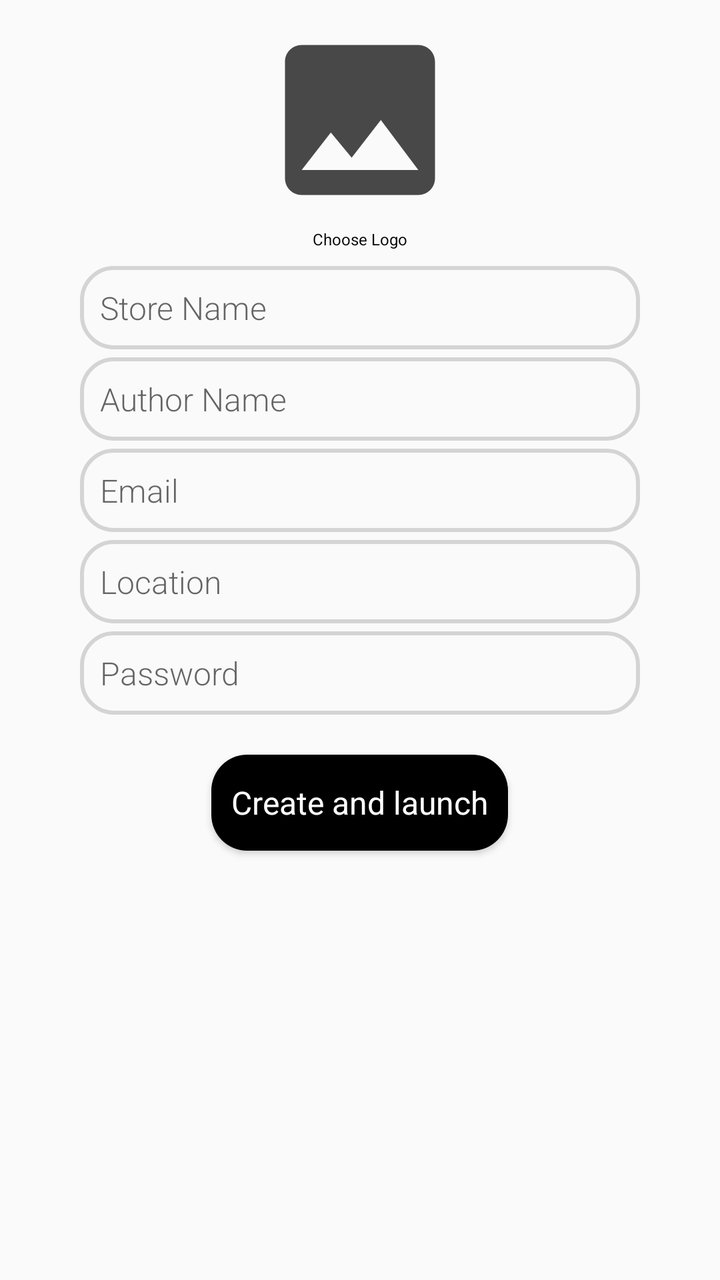
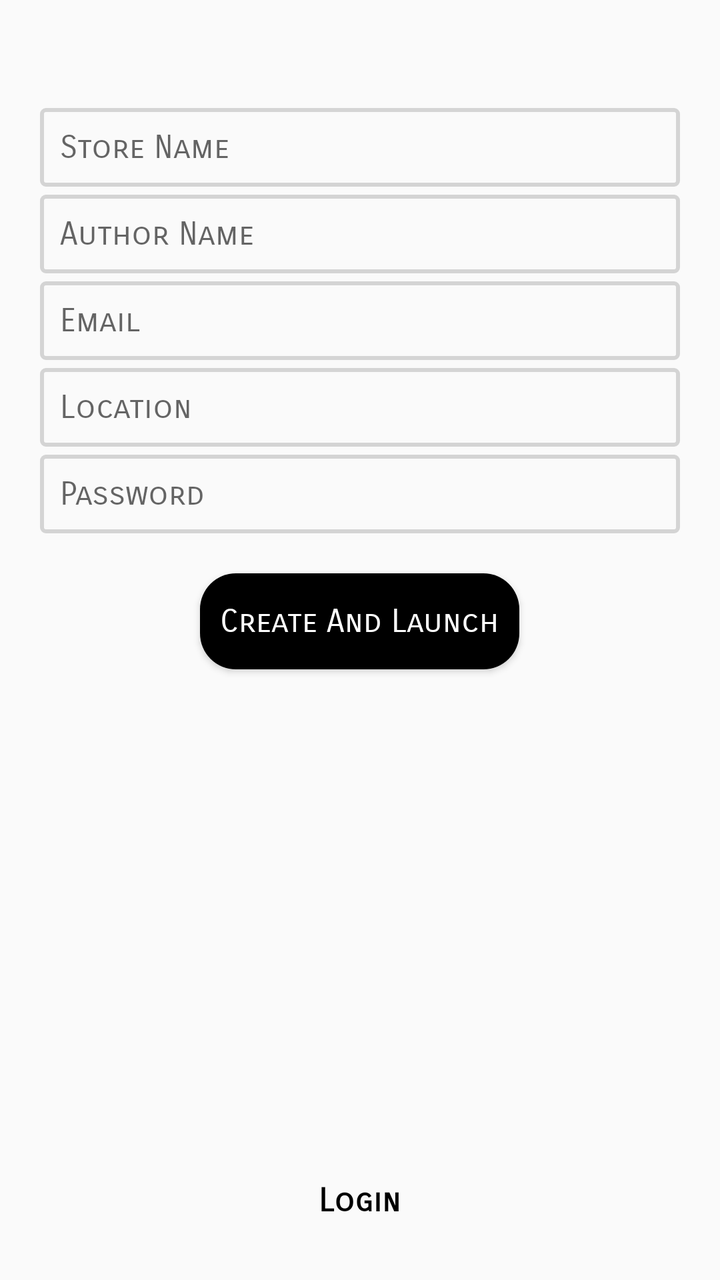

Two renders of the same Android screen: before a commit and after it. Below are the layout's source before the change and the commit's diff.
<!-- AndroidManifest.xml: application theme AppTheme -->
<!-- res/layout/activity_new_store.xml -->
<?xml version="1.0" encoding="utf-8"?>
<LinearLayout xmlns:android="http://schemas.android.com/apk/res/android"
    xmlns:app="http://schemas.android.com/apk/res-auto"
    xmlns:tools="http://schemas.android.com/tools"
    android:layout_width="match_parent"
    android:layout_height="match_parent"
    android:gravity="center_horizontal"
    android:orientation="vertical"
    android:padding="10dp"
    tools:context=".activities.NewStoreActivity">

    <ImageView
        android:id="@+id/logoNewStoreIV"
        android:layout_width="100dp"
        android:layout_height="100dp"
        android:scaleType="centerCrop"
        android:src="@drawable/ic_image" />

    <TextView
        android:id="@+id/pickLogoNewStoreTV"
        android:layout_width="wrap_content"
        android:layout_height="wrap_content"
        android:layout_margin="4dp"
        android:text="Choose Logo"
        android:textColor="@color/text_color"
        android:textSize="8dp" />

    <EditText
        android:id="@+id/storeNameNewStoreET"
        android:layout_width="match_parent"
        android:layout_height="wrap_content"
        android:layout_marginLeft="30dp"
        android:layout_marginTop="4dp"
        android:layout_marginRight="30dp"
        android:background="@drawable/curve_background_transparent"
        android:drawablePadding="5dp"
        android:fontFamily="sans-serif-light"
        android:hint="Store Name"
        android:maxLines="1"
        android:padding="10dp"
        android:textColor="@color/text_color"
        android:textSize="16sp" />

    <EditText
        android:id="@+id/authorNameNewStoreET"
        android:layout_width="match_parent"
        android:layout_height="wrap_content"
        android:layout_marginLeft="30dp"
        android:layout_marginTop="4dp"
        android:layout_marginRight="30dp"
        android:background="@drawable/curve_background_transparent"
        android:drawablePadding="5dp"
        android:fontFamily="sans-serif-light"
        android:hint="Author Name"
        android:maxLines="1"
        android:padding="10dp"
        android:textColor="@color/text_color"
        android:textSize="16sp" />

    <EditText
        android:id="@+id/authorEmailNewStoreET"
        android:layout_width="match_parent"
        android:layout_height="wrap_content"
        android:layout_marginLeft="30dp"
        android:layout_marginTop="4dp"
        android:layout_marginRight="30dp"
        android:background="@drawable/curve_background_transparent"
        android:drawablePadding="5dp"
        android:fontFamily="sans-serif-light"
        android:hint="Email"
        android:maxLines="1"
        android:padding="10dp"
        android:textColor="@color/text_color"
        android:textSize="16sp" />

    <EditText
        android:id="@+id/storeLocationNewStoreET"
        android:layout_width="match_parent"
        android:layout_height="wrap_content"
        android:layout_marginLeft="30dp"
        android:layout_marginTop="4dp"
        android:layout_marginRight="30dp"
        android:background="@drawable/curve_background_transparent"
        android:drawablePadding="5dp"
        android:fontFamily="sans-serif-light"
        android:hint="Location"
        android:maxLines="1"
        android:padding="10dp"
        android:textColor="@color/text_color"
        android:textSize="16sp" />

    <EditText
        android:id="@+id/passwordNewStoreET"
        android:layout_width="match_parent"
        android:layout_height="wrap_content"
        android:layout_marginLeft="30dp"
        android:layout_marginTop="4dp"
        android:layout_marginRight="30dp"
        android:background="@drawable/curve_background_transparent"
        android:drawablePadding="5dp"
        android:fontFamily="sans-serif-light"
        android:hint="Password"
        android:inputType="textPassword"
        android:maxLines="1"
        android:padding="10dp"
        android:textColor="@color/text_color"
        android:textSize="16sp" />

    <Button
        android:id="@+id/createNewStoreButton"
        style="@style/Base.TextAppearance.AppCompat.Body1"
        android:layout_width="wrap_content"
        android:layout_height="wrap_content"
        android:layout_marginLeft="20dp"
        android:layout_marginTop="20dp"
        android:layout_marginRight="20dp"
        android:background="@drawable/button_background"
        android:clickable="true"
        android:padding="10dp"
        android:text="Create and launch"
        android:textAllCaps="false"
        android:textColor="@color/white"
        android:textSize="16sp" />


</LinearLayout>
<!-- resources referenced by this layout -->
<resources>
  <color name="text_color">#000000</color>
  <color name="white">#ffffff</color>
  <!-- drawable button_background (drawable) -->
  <?xml version="1.0" encoding="utf-8"?>
  <shape android:shape="rectangle"
      xmlns:android="http://schemas.android.com/apk/res/android">
      <solid android:color="#000000"/>
      <corners android:radius="18dp"/>
  
  
  </shape>
  <!-- drawable curve_background_transparent (drawable) -->
  <?xml version="1.0" encoding="utf-8"?>
  <shape android:shape="rectangle" xmlns:android="http://schemas.android.com/apk/res/android">
  
      <corners android:radius="16dp"/>
      <stroke android:width="2dp"/>
      <stroke android:color="#D4D4D4"/>
  
  </shape>
  <!-- drawable ic_image (drawable) -->
  <vector android:alpha="0.89" android:height="24dp"
      android:tint="#303030" android:viewportHeight="24.0"
      android:viewportWidth="24.0" android:width="24dp" xmlns:android="http://schemas.android.com/apk/res/android">
      <path android:fillColor="#FF000000" android:pathData="M21,19V5c0,-1.1 -0.9,-2 -2,-2H5c-1.1,0 -2,0.9 -2,2v14c0,1.1 0.9,2 2,2h14c1.1,0 2,-0.9 2,-2zM8.5,13.5l2.5,3.01L14.5,12l4.5,6H5l3.5,-4.5z"/>
  </vector>
  <style name="AppTheme" parent="Theme.AppCompat.Light.DarkActionBar">
          
          <item name="colorPrimary">@color/colorPrimary</item>
          <item name="colorPrimaryDark">@color/colorPrimaryDark</item>
          <item name="colorAccent">@color/colorAccent</item>
      </style>
  <color name="colorPrimary">#6200EE</color>
  <color name="colorPrimaryDark">#3700B3</color>
  <color name="colorAccent">#03DAC5</color>
</resources>

<!-- the commit's change to res/layout/activity_new_store.xml (unified diff, before → after) -->
@@ -4,123 +4,121 @@
     xmlns:tools="http://schemas.android.com/tools"
     android:layout_width="match_parent"
     android:layout_height="match_parent"
-    android:gravity="center_horizontal"
     android:orientation="vertical"
-    android:padding="10dp"
+    android:padding="20dp"
     tools:context=".activities.NewStoreActivity">
 
-    <ImageView
-        android:id="@+id/logoNewStoreIV"
-        android:layout_width="100dp"
-        android:layout_height="100dp"
-        android:scaleType="centerCrop"
-        android:src="@drawable/ic_image" />
+    <LinearLayout
+        android:layout_width="match_parent"
+        android:layout_height="0dp"
+        android:orientation="vertical"
+        android:layout_marginTop="30dp"
+        android:layout_weight="1">
+        <EditText
+            android:id="@+id/storeNameEditTextNewStore"
+            android:layout_width="match_parent"
+            android:layout_height="wrap_content"
+            android:layout_marginTop="4dp"
+            android:background="@drawable/curve_background_transparent"
+            android:drawablePadding="5dp"
+            android:fontFamily="sans-serif-smallcaps"
+            android:hint="Store Name"
+            android:maxLines="1"
+            android:padding="10dp"
+            android:textColor="@color/text_color"
+            android:textSize="16sp" />
+
+        <EditText
+            android:id="@+id/authorNameEditTextNewStore"
+            android:layout_width="match_parent"
+            android:layout_height="wrap_content"
+            android:layout_marginTop="4dp"
+            android:background="@drawable/curve_background_transparent"
+            android:drawablePadding="5dp"
+            android:fontFamily="sans-serif-smallcaps"
+            android:hint="Author Name"
+            android:maxLines="1"
+            android:padding="10dp"
+            android:textColor="@color/text_color"
+            android:textSize="16sp" />
+
+        <EditText
+            android:id="@+id/emailEditTextNewStore"
+            android:layout_width="match_parent"
+            android:layout_height="wrap_content"
+            android:layout_marginTop="4dp"
+            android:background="@drawable/curve_background_transparent"
+            android:drawablePadding="5dp"
+            android:fontFamily="sans-serif-smallcaps"
+            android:hint="Email"
+            android:maxLines="1"
+            android:padding="10dp"
+            android:textColor="@color/text_color"
+            android:textSize="16sp" />
+
+        <EditText
+            android:id="@+id/locationEditTextNewStore"
+            android:layout_width="match_parent"
+            android:layout_height="wrap_content"
+            android:layout_marginTop="4dp"
+            android:background="@drawable/curve_background_transparent"
+            android:drawablePadding="5dp"
+            android:fontFamily="sans-serif-smallcaps"
+            android:hint="Location"
+            android:maxLines="1"
+            android:padding="10dp"
+            android:textColor="@color/text_color"
+            android:textSize="16sp" />
+
+        <EditText
+            android:id="@+id/passwordEditTextNewStore"
+            android:layout_width="match_parent"
+            android:layout_height="wrap_content"
+            android:layout_marginTop="4dp"
+            android:background="@drawable/curve_background_transparent"
+            android:drawablePadding="5dp"
+            android:fontFamily="sans-serif-smallcaps"
+            android:hint="Password"
+            android:inputType="textPassword"
+            android:maxLines="1"
+            android:padding="10dp"
+            android:textColor="@color/text_color"
+            android:textSize="16sp" />
+
+        <Button
+            android:id="@+id/createNewStoreButton"
+            style="@style/Base.TextAppearance.AppCompat.Body1"
+            android:layout_width="wrap_content"
+            android:layout_height="wrap_content"
+            android:layout_marginTop="20dp"
+            android:background="@drawable/button_background"
+            android:clickable="true"
+            android:padding="10dp"
+            android:layout_gravity="center"
+            android:text="Create And Launch"
+            android:textAllCaps="false"
+            android:fontFamily="sans-serif-smallcaps"
+            android:textColor="@color/white"
+            android:textSize="16sp" />
+    </LinearLayout>
+
+
+
 
     <TextView
-        android:id="@+id/pickLogoNewStoreTV"
+        android:id="@+id/loginTextViewNewStoreActivity"
+        android:layout_alignParentBottom="true"
+        android:layout_centerInParent="true"
         android:layout_width="wrap_content"
         android:layout_height="wrap_content"
-        android:layout_margin="4dp"
-        android:text="Choose Logo"
+        android:layout_gravity="center"
+        android:layout_marginBottom="10dp"
+        android:fontFamily="sans-serif-smallcaps"
+        android:text="Login"
+        android:textAllCaps="false"
         android:textColor="@color/text_color"
-        android:textSize="8dp" />
-
-    <EditText
-        android:id="@+id/storeNameNewStoreET"
-        android:layout_width="match_parent"
-        android:layout_height="wrap_content"
-        android:layout_marginLeft="30dp"
-        android:layout_marginTop="4dp"
-        android:layout_marginRight="30dp"
-        android:background="@drawable/curve_background_transparent"
-        android:drawablePadding="5dp"
-        android:fontFamily="sans-serif-light"
-        android:hint="Store Name"
-        android:maxLines="1"
-        android:padding="10dp"
-        android:textColor="@color/text_color"
-        android:textSize="16sp" />
-
-    <EditText
-        android:id="@+id/authorNameNewStoreET"
-        android:layout_width="match_parent"
-        android:layout_height="wrap_content"
-        android:layout_marginLeft="30dp"
-        android:layout_marginTop="4dp"
-        android:layout_marginRight="30dp"
-        android:background="@drawable/curve_background_transparent"
-        android:drawablePadding="5dp"
-        android:fontFamily="sans-serif-light"
-        android:hint="Author Name"
-        android:maxLines="1"
-        android:padding="10dp"
-        android:textColor="@color/text_color"
-        android:textSize="16sp" />
-
-    <EditText
-        android:id="@+id/authorEmailNewStoreET"
-        android:layout_width="match_parent"
-        android:layout_height="wrap_content"
-        android:layout_marginLeft="30dp"
-        android:layout_marginTop="4dp"
-        android:layout_marginRight="30dp"
-        android:background="@drawable/curve_background_transparent"
-        android:drawablePadding="5dp"
-        android:fontFamily="sans-serif-light"
-        android:hint="Email"
-        android:maxLines="1"
-        android:padding="10dp"
-        android:textColor="@color/text_color"
-        android:textSize="16sp" />
-
-    <EditText
-        android:id="@+id/storeLocationNewStoreET"
-        android:layout_width="match_parent"
-        android:layout_height="wrap_content"
-        android:layout_marginLeft="30dp"
-        android:layout_marginTop="4dp"
-        android:layout_marginRight="30dp"
-        android:background="@drawable/curve_background_transparent"
-        android:drawablePadding="5dp"
-        android:fontFamily="sans-serif-light"
-        android:hint="Location"
-        android:maxLines="1"
-        android:padding="10dp"
-        android:textColor="@color/text_color"
-        android:textSize="16sp" />
-
-    <EditText
-        android:id="@+id/passwordNewStoreET"
-        android:layout_width="match_parent"
-        android:layout_height="wrap_content"
-        android:layout_marginLeft="30dp"
-        android:layout_marginTop="4dp"
-        android:layout_marginRight="30dp"
-        android:background="@drawable/curve_background_transparent"
-        android:drawablePadding="5dp"
-        android:fontFamily="sans-serif-light"
-        android:hint="Password"
-        android:inputType="textPassword"
-        android:maxLines="1"
-        android:padding="10dp"
-        android:textColor="@color/text_color"
-        android:textSize="16sp" />
-
-    <Button
-        android:id="@+id/createNewStoreButton"
-        style="@style/Base.TextAppearance.AppCompat.Body1"
-        android:layout_width="wrap_content"
-        android:layout_height="wrap_content"
-        android:layout_marginLeft="20dp"
-        android:layout_marginTop="20dp"
-        android:layout_marginRight="20dp"
-        android:background="@drawable/button_background"
-        android:clickable="true"
-        android:padding="10dp"
-        android:text="Create and launch"
-        android:textAllCaps="false"
-        android:textColor="@color/white"
-        android:textSize="16sp" />
+        android:textSize="16sp"
+        android:textStyle="bold" />
 
 
 </LinearLayout>
<!-- resource entries referenced after the edit -->
@@ -15,18 +15,12 @@
   <?xml version="1.0" encoding="utf-8"?>
   <shape android:shape="rectangle" xmlns:android="http://schemas.android.com/apk/res/android">
   
-      <corners android:radius="16dp"/>
+      <corners android:radius="2dp"/>
       <stroke android:width="2dp"/>
       <stroke android:color="#D4D4D4"/>
   
   </shape>
-  <!-- drawable ic_image (drawable) -->
-  <vector android:alpha="0.89" android:height="24dp"
-      android:tint="#303030" android:viewportHeight="24.0"
-      android:viewportWidth="24.0" android:width="24dp" xmlns:android="http://schemas.android.com/apk/res/android">
-      <path android:fillColor="#FF000000" android:pathData="M21,19V5c0,-1.1 -0.9,-2 -2,-2H5c-1.1,0 -2,0.9 -2,2v14c0,1.1 0.9,2 2,2h14c1.1,0 2,-0.9 2,-2zM8.5,13.5l2.5,3.01L14.5,12l4.5,6H5l3.5,-4.5z"/>
-  </vector>
-  <style name="AppTheme" parent="Theme.AppCompat.Light.DarkActionBar">
+  <style name="AppTheme" parent="Theme.AppCompat.Light.NoActionBar">
           
           <item name="colorPrimary">@color/colorPrimary</item>
           <item name="colorPrimaryDark">@color/colorPrimaryDark</item>
